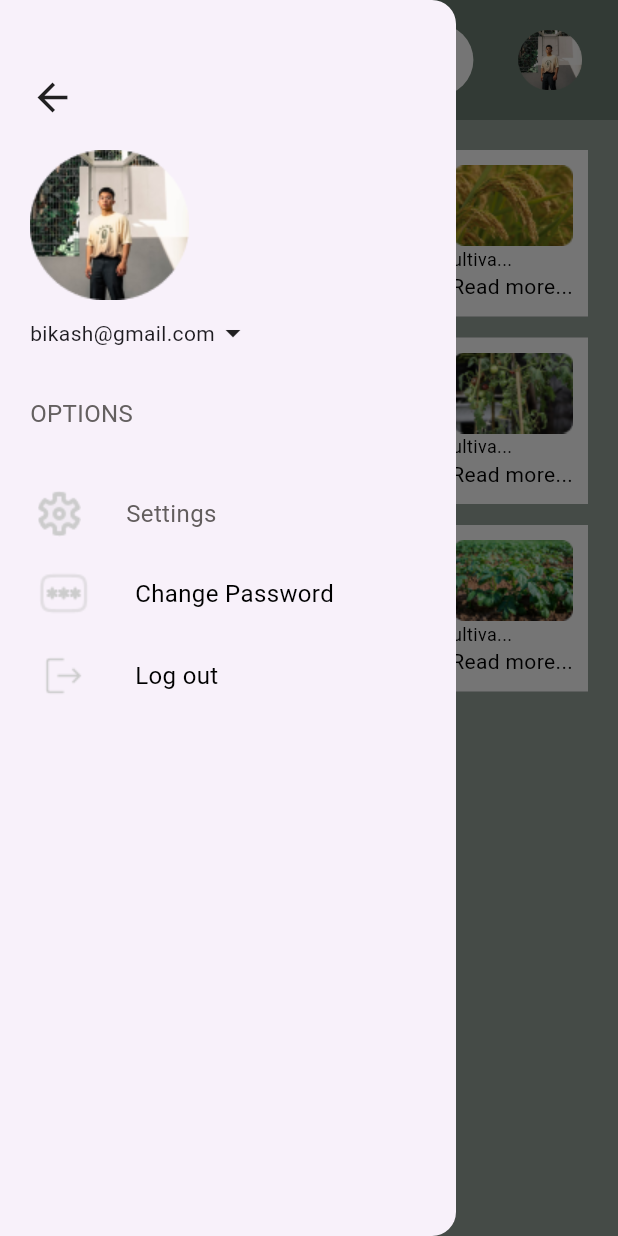
After one commit to bikash990/assessment, a Flutter app: the HelpScreen screen opened directly, with the side drawer open, on a phone screen of 412 x 824 dp. The commit adds this screen. Run offline on Flutter 3.47's test engine with Material 3 defaults, Android fonts, the phone set to English and light mode, and no system bars.

Commit message:
added: help screen

```diff
--- a/lib/constant/image_constant.dart
+++ b/lib/constant/image_constant.dart
@@ -19,4 +19,7 @@ class ImageConstant {
   static const String irrigation = "$baseAssets/irrigation.png";
   static const String chart = "$baseAssets/chart.png";
   static const String weather = "$baseAssets/weather.png";
+  static const String paddy = "$baseAssets/paddy.png";
+  static const String tomato = "$baseAssets/tomato.png";
+  static const String potato = "$baseAssets/potato.png";
 }
--- /dev/null
+++ b/lib/feature/help_page/help_screen.dart
@@ -0,0 +1,171 @@
+import 'package:agriculture_app/constant/image_constant.dart';
+import 'package:agriculture_app/widget/drawer_widget.dart';
+import 'package:flutter/material.dart';
+
+class HelpScreen extends StatefulWidget {
+  const HelpScreen({super.key});
+
+  @override
+  State<HelpScreen> createState() => _HelpScreenState();
+}
+
+class _HelpScreenState extends State<HelpScreen> {
+  final String description =
+      "paddy, small, level, flooded field used to cultivate rice in southern and eastern Asia. Wet-rice cultivation is the most prevalent method of farming in the Far East, where it utilizes a small fraction of the total land yet feeds the majority of the rural population";
+  @override
+  Widget build(BuildContext context) {
+    return Scaffold(
+      backgroundColor: const Color(0xff6A7C6F).withOpacity(0.7),
+      appBar: AppBar(
+        toolbarHeight: 80,
+        backgroundColor: const Color(0xff6A7C6F).withOpacity(0.9),
+        title: Padding(
+          padding: const EdgeInsets.all(8.0),
+          child: Row(
+            mainAxisAlignment: MainAxisAlignment.spaceAround,
+            children: [
+              Expanded(
+                child: TextField(
+                  decoration: InputDecoration(
+                      contentPadding: EdgeInsetsDirectional.symmetric(
+                          vertical: 5, horizontal: 10),
+                      fillColor: Colors.white,
+                      filled: true,
+                      border: OutlineInputBorder(
+                        borderRadius: BorderRadius.circular(30),
+                        borderSide: BorderSide.none,
+                      ),
+                      enabledBorder: OutlineInputBorder(
+                        borderRadius: BorderRadius.circular(30),
+                        borderSide: BorderSide(color: Colors.transparent),
+                      ),
+                      hintText: 'Search',
+                      prefixIcon: Icon(Icons.search_sharp)),
+                ),
+              ),
+              const SizedBox(
+                width: 30,
+              ),
+              Image.asset(
+                ImageConstant.frame,
+                height: 40,
+              )
+            ],
+          ),
+        ),
+      ),
+      drawer: const DrawerWidget(),
+      body: SingleChildScrollView(
+        child: Padding(
+          padding: const EdgeInsets.symmetric(
+            horizontal: 20,
+            vertical: 20,
+          ),
+          child: Column(
+            children: [
+              DescriptionTextWidget(
+                text: description,
+                title: 'Paddy',
+                image: ImageConstant.paddy,
+              ),
+              SizedBox(
+                height: 14,
+              ),
+              DescriptionTextWidget(
+                text: description,
+                title: 'Tomato',
+                image: ImageConstant.tomato,
+              ),
+              SizedBox(
+                height: 14,
+              ),
+              DescriptionTextWidget(
+                text: description,
+                title: 'Potato',
+                image: ImageConstant.potato,
+              )
+            ],
+          ),
+        ),
+      ),
+    );
+  }
+}
+
+class DescriptionTextWidget extends StatefulWidget {
+  final String title;
+  final String text;
+  final String image;
+
+  DescriptionTextWidget(
+      {required this.text, required this.title, required this.image});
+
+  @override
+  _DescriptionTextWidgetState createState() => _DescriptionTextWidgetState();
+}
+
+class _DescriptionTextWidgetState extends State<DescriptionTextWidget> {
+  String? firstHalf;
+  String? secondHalf;
+
+  bool flag = true;
+
+  @override
+  void initState() {
+    super.initState();
+
+    if (widget.text.length > 50) {
+      firstHalf = widget.text.substring(0, 50);
+      secondHalf = widget.text.substring(50, widget.text.length);
+    } else {
+      firstHalf = widget.text;
+      secondHalf = "";
+    }
+  }
+
+  @override
+  Widget build(BuildContext context) {
+    return Container(
+      padding: EdgeInsets.symmetric(horizontal: 10.0, vertical: 10.0),
+      color: Colors.white,
+      child: secondHalf!.isEmpty
+          ? Text(firstHalf!)
+          : Column(
+              children: [
+                Row(
+                  mainAxisAlignment: MainAxisAlignment.spaceBetween,
+                  children: [
+                    Text(
+                      widget.title,
+                      style: TextStyle(fontSize: 20),
+                    ),
+                    Image.asset(
+                      widget.image,
+                    )
+                  ],
+                ),
+                Text(
+                  flag ? (firstHalf! + "...") : (firstHalf! + secondHalf!),
+                  style: TextStyle(color: Colors.black, fontSize: 12),
+                ),
+                GestureDetector(
+                  child: Row(
+                    mainAxisAlignment: MainAxisAlignment.end,
+                    children: [
+                      Text(
+                        flag ? "Read more..." : "show less",
+                        style: TextStyle(color: Colors.black),
+                      ),
+                    ],
+                  ),
+                  onTap: () {
+                    setState(() {
+                      flag = !flag;
+                    });
+                  },
+                ),
+              ],
+            ),
+    );
+  }
+}
--- a/lib/feature/home_page/view/home_screen.dart
+++ b/lib/feature/home_page/view/home_screen.dart
@@ -1,4 +1,5 @@
 import 'package:agriculture_app/constant/image_constant.dart';
+import 'package:agriculture_app/widget/drawer_widget.dart';
 import 'package:flutter/material.dart';
 
 class HomeScreen extends StatefulWidget {
@@ -36,63 +37,7 @@ class _HomeScreenState extends State<HomeScreen> {
           ],
         ),
       ),
-      drawer: SafeArea(
-        child: Drawer(
-          child: Padding(
-            padding: const EdgeInsets.symmetric(horizontal: 20, vertical: 50),
-            child: Column(
-              crossAxisAlignment: CrossAxisAlignment.start,
-              children: [
-                InkWell(
-                  onTap: () => Navigator.pop(context),
-                  child: const Icon(
-                    Icons.arrow_back,
-                    size: 30,
-                  ),
-                ),
-                const SizedBox(
-                  height: 20,
-                ),
-                Image.asset(ImageConstant.frame),
-                const SizedBox(
-                  height: 10,
-                ),
-                const Row(
-                  children: [
-                    Text('bikash@gmail.com'),
-                    Icon(Icons.arrow_drop_down)
-                  ],
-                ),
-                const SizedBox(
-                  height: 30,
-                ),
-                const Text(
-                  'OPTIONS',
-                  style: TextStyle(fontSize: 16, color: Color(0xff646060)),
-                ),
-                const SizedBox(height: 40),
-                const DrawerItem(
-                  name: 'Settings',
-                  image: ImageConstant.setting,
-                ),
-                const SizedBox(height: 20),
-                const DrawerItem(
-                  name: 'Change Password',
-                  color: Colors.black,
-                  image: ImageConstant.changePassword,
-                ),
-                const SizedBox(height: 20),
-                const DrawerItem(
-                  name: 'Log out',
-                  image: ImageConstant.logOut,
-                  color: Colors.black,
-                ),
-                const SizedBox(height: 20),
-              ],
-            ),
-          ),
-        ),
-      ),
+      drawer: DrawerWidget(),
       bottomNavigationBar: BottomNavigationBar(
         items: <BottomNavigationBarItem>[
           BottomNavigationBarItem(
@@ -206,7 +151,7 @@ class _HomeScreenState extends State<HomeScreen> {
                         ),
                       ],
                     ),
-                    SizedBox(
+                    const SizedBox(
                       height: 20,
                     ),
                     Row(
--- a/lib/feature/login/view/login_screen.dart
+++ b/lib/feature/login/view/login_screen.dart
@@ -1,4 +1,5 @@
 import 'package:agriculture_app/constant/image_constant.dart';
+import 'package:agriculture_app/feature/help_page/help_screen.dart';
 import 'package:agriculture_app/feature/home_page/view/home_screen.dart';
 import 'package:agriculture_app/feature/login/widget/text_field_widget.dart';
 import 'package:flutter/material.dart';
@@ -129,7 +130,7 @@ class _LoginScreenState extends State<LoginScreen> {
                                     Navigator.push(
                                         context,
                                         MaterialPageRoute(
-                                            builder: (_) => HomeScreen()));
+                                            builder: (_) => HelpScreen()));
                                   }
                                 },
                                 child: const Text(
--- /dev/null
+++ b/lib/widget/drawer_widget.dart
@@ -0,0 +1,96 @@
+import 'package:agriculture_app/constant/image_constant.dart';
+import 'package:flutter/material.dart';
+
+class DrawerWidget extends StatelessWidget {
+  const DrawerWidget({
+    super.key,
+  });
+
+  @override
+  Widget build(BuildContext context) {
+    return SafeArea(
+      child: Drawer(
+        child: Padding(
+          padding: const EdgeInsets.symmetric(horizontal: 20, vertical: 50),
+          child: Column(
+            crossAxisAlignment: CrossAxisAlignment.start,
+            children: [
+              InkWell(
+                onTap: () => Navigator.pop(context),
+                child: const Icon(
+                  Icons.arrow_back,
+                  size: 30,
+                ),
+              ),
+              const SizedBox(
+                height: 20,
+              ),
+              Image.asset(ImageConstant.frame),
+              const SizedBox(
+                height: 10,
+              ),
+              const Row(
+                children: [
+                  Text('bikash@gmail.com'),
+                  Icon(Icons.arrow_drop_down)
+                ],
+              ),
+              const SizedBox(
+                height: 30,
+              ),
+              const Text(
+                'OPTIONS',
+                style: TextStyle(fontSize: 16, color: Color(0xff646060)),
+              ),
+              const SizedBox(height: 40),
+              const DrawerItem(
+                name: 'Settings',
+                image: ImageConstant.setting,
+              ),
+              const SizedBox(height: 20),
+              const DrawerItem(
+                name: 'Change Password',
+                color: Colors.black,
+                image: ImageConstant.changePassword,
+              ),
+              const SizedBox(height: 20),
+              const DrawerItem(
+                name: 'Log out',
+                image: ImageConstant.logOut,
+                color: Colors.black,
+              ),
+              const SizedBox(height: 20),
+            ],
+          ),
+        ),
+      ),
+    );
+  }
+}
+
+class DrawerItem extends StatelessWidget {
+  final Color? color;
+  final String name;
+  final String image;
+  const DrawerItem(
+      {super.key, required this.name, required this.image, this.color});
+
+  @override
+  Widget build(BuildContext context) {
+    return Row(
+      children: [
+        const SizedBox(
+          width: 5,
+        ),
+        Image.asset(image),
+        const SizedBox(
+          width: 30,
+        ),
+        Text(
+          name,
+          style: TextStyle(fontSize: 16, color: color ?? Color(0xff625D5D)),
+        )
+      ],
+    );
+  }
+}
```
Also changed, not shown: assets/images/paddy.png (added), assets/images/potato.png (added), assets/images/tomato.png (added).
